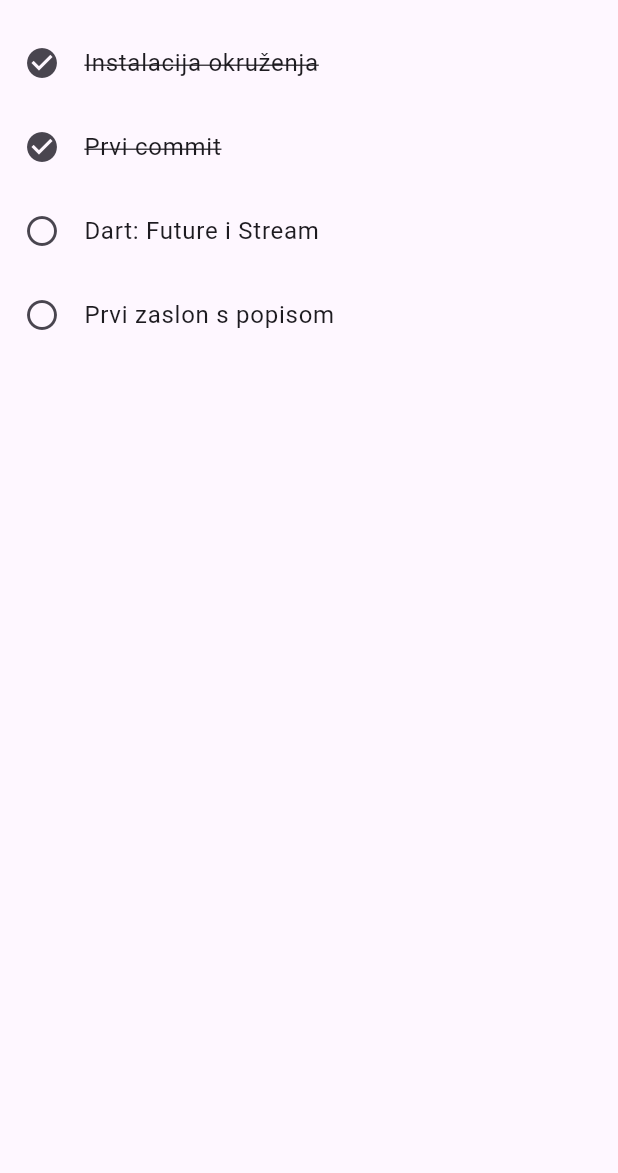
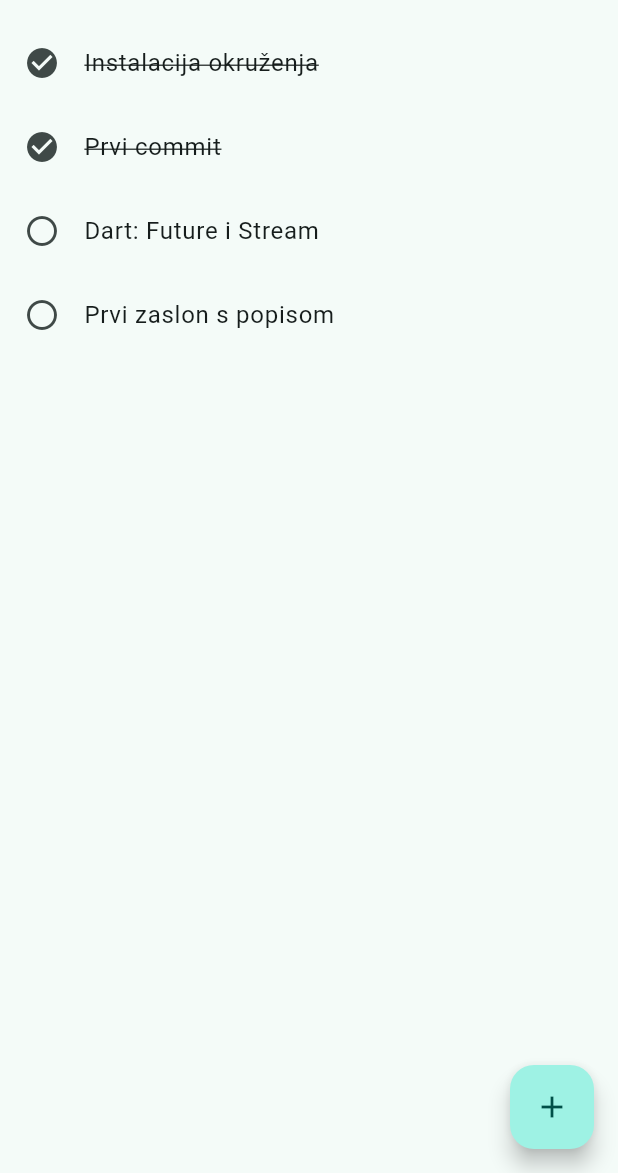
Before and after one commit to mateoRwa/zadatci_app, a Flutter app: the screen it shows after launch, on a phone screen of 412 x 824 dp, the part 63-1236 px from its top. Run offline on Flutter 3.47's test engine with Material 3 defaults, Android fonts, the phone set to English and light mode, and no system bars.

Commit message:
Tema, dodavanje zadatka i povratak na popis

```diff
--- a/lib/main.dart
+++ b/lib/main.dart
@@ -10,10 +10,14 @@ class ZadatciApp extends StatelessWidget {
 
   @override
   Widget build(BuildContext context) {
-    return const MaterialApp(
+    return MaterialApp(
       debugShowCheckedModeBanner: false,
       title: 'Zadatci',
-      home: ZadatciEkran(),
+      theme: ThemeData(
+        colorScheme: ColorScheme.fromSeed(seedColor: Colors.teal),
+        useMaterial3: true,
+      ),
+      home: const ZadatciEkran(),
     );
   }
 }
@@ -39,10 +43,15 @@ class _ZadatciEkranState extends State<ZadatciEkran> {
   }
 
   @override
-  Widget build(BuildContext context) {
-    return Scaffold(
-      appBar: AppBar(title: const Text('Zadatci')),
-      body: FutureBuilder<List<Zadatak>>(
+Widget build(BuildContext context) {
+  return Scaffold(
+    appBar: AppBar(title: const Text('Zadatci')),
+    floatingActionButton: FloatingActionButton(
+      onPressed: () {},
+      tooltip: 'Novi zadatak',
+      child: const Icon(Icons.add),
+    ),
+    body: FutureBuilder<List<Zadatak>>(
         future: buduci,
         builder: (context, snap) {
           if (snap.connectionState != ConnectionState.done) {
```
